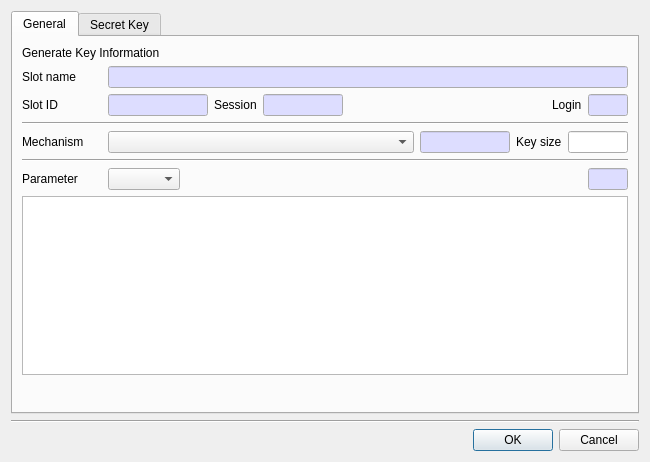
Old version of the form CryptokiMan/gen_key_dlg.ui in the repository jykim74/CryptokiMan.
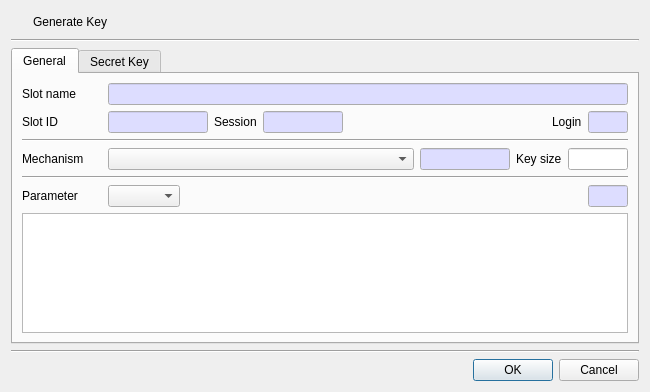
New version of the form. Icons and pictures are not drawn.

Patch:
```diff
--- a/CryptokiMan/gen_key_dlg.ui
+++ b/CryptokiMan/gen_key_dlg.ui
@@ -7,13 +7,57 @@
     <x>0</x>
     <y>0</y>
     <width>650</width>
-    <height>462</height>
+    <height>388</height>
    </rect>
   </property>
   <property name="windowTitle">
    <string>Generate key</string>
   </property>
   <layout class="QVBoxLayout" name="verticalLayout">
+   <item>
+    <layout class="QGridLayout" name="gridLayout_7">
+     <item row="0" column="0">
+      <widget class="QPushButton" name="pushButton">
+       <property name="minimumSize">
+        <size>
+         <width>16</width>
+         <height>0</height>
+        </size>
+       </property>
+       <property name="maximumSize">
+        <size>
+         <width>16</width>
+         <height>16777215</height>
+        </size>
+       </property>
+       <property name="text">
+        <string/>
+       </property>
+       <property name="icon">
+        <iconset resource="cryptokiman.qrc">
+         <normaloff>:/images/key_add.png</normaloff>:/images/key_add.png</iconset>
+       </property>
+       <property name="flat">
+        <bool>true</bool>
+       </property>
+      </widget>
+     </item>
+     <item row="0" column="1">
+      <widget class="QLabel" name="label_2">
+       <property name="text">
+        <string>Generate Key</string>
+       </property>
+      </widget>
+     </item>
+    </layout>
+   </item>
+   <item>
+    <widget class="Line" name="line_5">
+     <property name="orientation">
+      <enum>Qt::Horizontal</enum>
+     </property>
+    </widget>
+   </item>
    <item>
     <widget class="QTabWidget" name="tabWidget">
      <property name="currentIndex">
@@ -24,13 +68,6 @@
        <string>General</string>
       </attribute>
       <layout class="QVBoxLayout" name="verticalLayout_2">
-       <item>
-        <widget class="QLabel" name="label_11">
-         <property name="text">
-          <string>Generate Key Information</string>
-         </property>
-        </widget>
-       </item>
        <item>
         <layout class="QGridLayout" name="gridLayout">
          <property name="topMargin">
```
Left out of the diff: 4 changed lines with no effect on the pictures.
